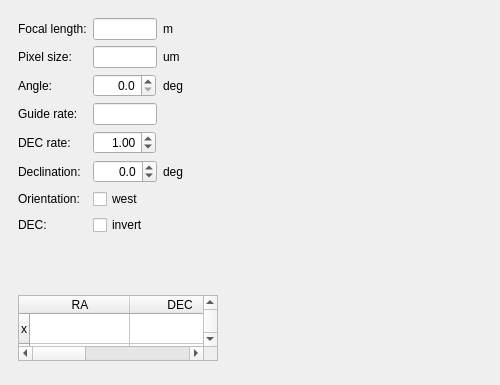
AndreasFMueller/AstroPhotography, file gui/snowgui/icegui/calibrationcalculatordialog.ui: the form before one commit.
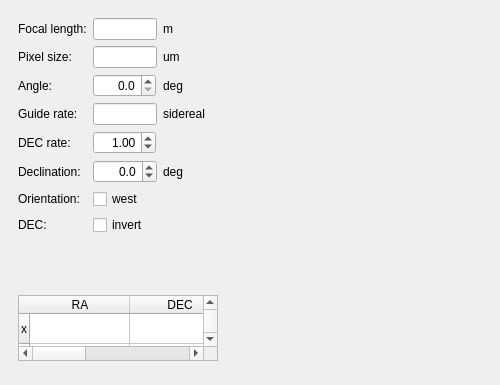
The form after the commit. Custom widgets are drawn as their Qt base class.

```diff
--- a/gui/snowgui/icegui/calibrationcalculatordialog.ui
+++ b/gui/snowgui/icegui/calibrationcalculatordialog.ui
@@ -365,6 +365,13 @@
            </property>
           </widget>
          </item>
+         <item row="3" column="2">
+          <widget class="QLabel" name="label">
+           <property name="text">
+            <string>sidereal</string>
+           </property>
+          </widget>
+         </item>
         </layout>
        </widget>
       </item>
```
Left out of the diff: 21 changed lines with no effect on the pictures.
